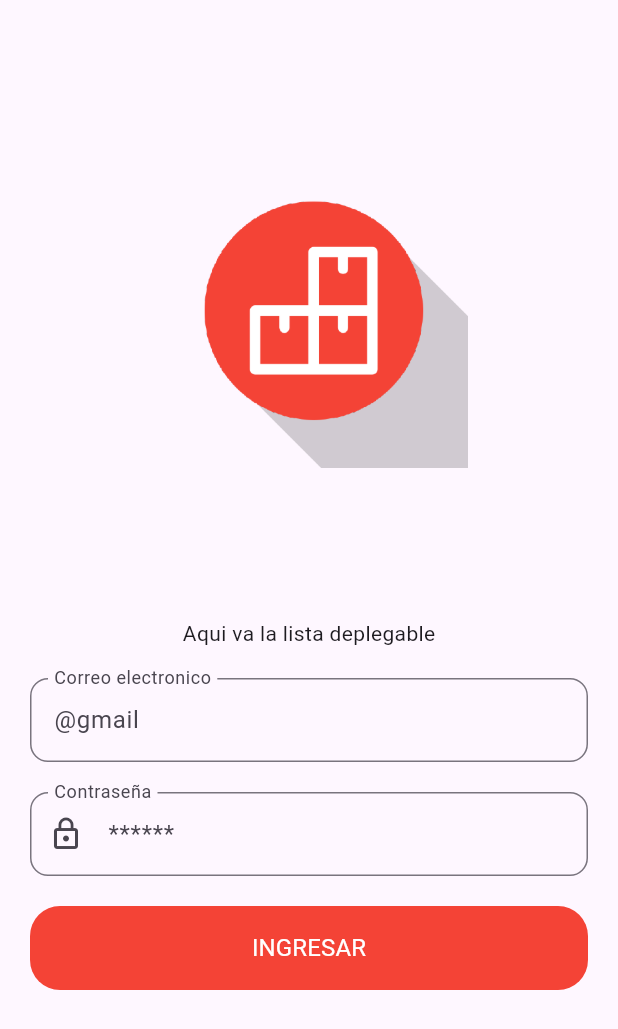
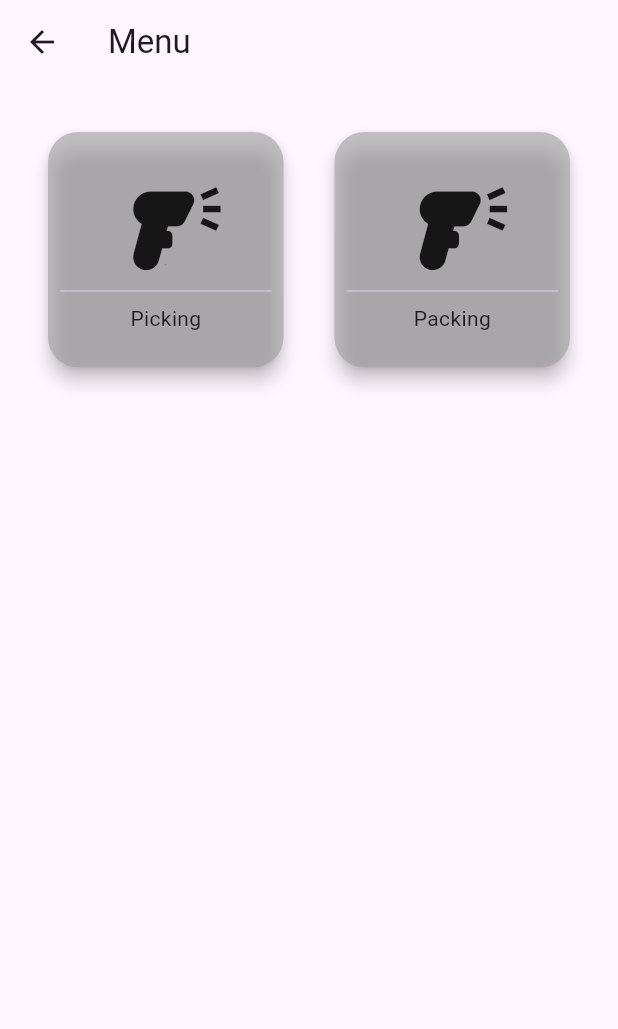
Before and after one commit to bexsebastian2299/AppInventory, a Flutter app: the LoginView screen opened by its route, after a tap on "INGRESAR", on a phone screen of 412 x 824 dp. Shown: the top 1029 px of the screen. Run offline on Flutter 3.47's test engine with Material 3 defaults, Android fonts, the phone set to English and light mode, and no system bars; our stand-ins replace bloc, dio, firebase_analytics, firebase_core, get_it, shared_preferences and 2 more; missing offline and left inert: sqflite_migration; accounts and stored records are empty.

Commit message:
implement other screens

```diff
--- a/lib/src/config/router.dart
+++ b/lib/src/config/router.dart
@@ -3,17 +3,27 @@ import 'package:bexpicking_app/src/presentation/views/global/Initial_view.dart';
 import 'package:bexpicking_app/src/presentation/views/global/login_view.dart';
 import 'package:bexpicking_app/src/presentation/views/global/splash_view.dart';
 import 'package:bexpicking_app/src/presentation/views/global/undefined_view.dart';
+import 'package:bexpicking_app/src/presentation/views/packing/index.dart';
+import 'package:bexpicking_app/src/presentation/views/picking/index.dart';
+import 'package:bexpicking_app/src/presentation/views/user/home/index.dart';
 import 'package:bexpicking_app/src/utils/constants/strings.dart';
 import 'package:flutter/material.dart';
+import 'package:path/path.dart';
 
 Route<dynamic> generateRoute(RouteSettings settings){
   switch (settings.name) {
     case splashRoute:
       return MaterialPageRoute(builder: (context) => const SplashView());
     case initialRoute :
-      return MaterialPageRoute(builder: (context) => const InitialView());
+      return MaterialPageRoute(builder: (context) => const InitialView()); //este es el primer login
     case loginRoute:
       return MaterialPageRoute(builder: (context) => const LoginView());
+    case homeRoute:
+      return MaterialPageRoute(builder: (context) => const HomeView());
+    case pickingRoute:
+      return MaterialPageRoute(builder: (context) => const PickingView());
+    case packingRoute:
+      return MaterialPageRoute(builder: (context) => const PackingView());
     default:
       return MaterialPageRoute(
         builder: (context) => UndefinedView(
--- a/lib/src/presentation/providers/login/login_provider.dart
+++ b/lib/src/presentation/providers/login/login_provider.dart
@@ -4,6 +4,10 @@
 import 'package:flutter/material.dart';
 
 import '../../../domain/repositories/api_repository.dart';
+
+
+// final LocalStorageService _storageService = locator<LocalStorageService>();
+// final NavigationService _navigationService = locator<NavigationService>();
 
 
 class LoginProvider  with ChangeNotifier {
--- a/lib/src/presentation/views/global/login_view.dart
+++ b/lib/src/presentation/views/global/login_view.dart
@@ -1,5 +1,6 @@
 import 'package:bexpicking_app/src/presentation/providers/initial/initial_provider.dart';
 import 'package:bexpicking_app/src/presentation/providers/login/login_provider.dart';
+import 'package:bexpicking_app/src/presentation/views/user/home/index.dart';
 import 'package:bexpicking_app/src/presentation/widgets/default_button.dart';
 import 'package:bexpicking_app/src/utils/constants/enums.dart';
 import 'package:flutter/material.dart';
@@ -36,7 +37,6 @@ class _LoginViewState extends State<LoginView> {
 
     final Size size = MediaQuery.of(context).size;
     var value = context.watch<LoginProvider>().dropdownValue;
-    final list = context.read<LoginProvider>().list;
 
     return WillPopScope(
       onWillPop: ()async{
@@ -48,7 +48,7 @@ class _LoginViewState extends State<LoginView> {
           child: SizedBox(
             height: size.height,
             width: size.width,
-            child: _buildBodySuccess(list, value),
+            child: _buildBodySuccess( value),
           )
         ),
       ),
@@ -56,7 +56,10 @@ class _LoginViewState extends State<LoginView> {
   }
 
 
-  Widget _buildBodySuccess(value, list){
+  Widget _buildBodySuccess(value ){
+
+    String dropdownValue = 'Database 1';
+
     return SingleChildScrollView(
       child: Column(
         mainAxisAlignment: MainAxisAlignment.spaceAround,
@@ -74,23 +77,35 @@ class _LoginViewState extends State<LoginView> {
                   left: kDefaultPadding,
                   right: kDefaultPadding,
                   bottom: kDefaultPadding),
-                child: Text('Aqui va la lista deplegable')
-
-//                 DropdownButton<String>(
-//   value: loginProvider.dropdownValue, // Use dropdownValue from the provider
-//   dropdownColor: const Color(0xFFFFDAD3),
-//   icon: const Icon(Icons.arrow_downward),
-//   elevation: 16,
-//   onChanged: (String? selectedValue) {
-//     loginProvider.setDropdownValue(selectedValue);
-//   },
-//   items: list.map<DropdownMenuItem<String>>((String value) {
-//     return DropdownMenuItem<String>(
-//       value: value,
-//       child: Text(value),
-//     );
-//   }).toList(),
-// )
+                child: DropdownButtonFormField<String>(
+                  decoration: InputDecoration(
+                    border: OutlineInputBorder(
+                      borderRadius: BorderRadius.circular(12))
+                  ),
+                  value: dropdownValue,
+                  dropdownColor: const Color(0xFFFFDAD3),
+                  icon: const Icon(Icons.menu),
+                  style: const TextStyle(color: Colors.black),
+                  onChanged: (String? newValue){
+                    setState(() {
+                      dropdownValue = newValue!;
+                    });
+                  },
+                  items: const [
+                    DropdownMenuItem<String>(
+                      value: 'Database 1',
+                      child: Text('Database 1')
+                    ),
+                    DropdownMenuItem<String>(
+                      value: 'Database 2',
+                      child: Text('Database 2')
+                    ),
+                    DropdownMenuItem<String>(
+                      value: 'Database 3',
+                      child: Text('Database 3')
+                    )
+                  ],
+                ),
               ),
 
               Padding(
@@ -179,7 +194,11 @@ class _LoginViewState extends State<LoginView> {
                       ),
                       press: () async {
                         setState(() {
-
+                          //aqui vamos a navegar a la otra ruta
+                          Navigator.push(
+                            context,
+                            MaterialPageRoute(builder: (context) => HomeView())
+                          );
                         });
                       },
                     ),
--- /dev/null
+++ b/lib/src/presentation/views/user/home/index.dart
@@ -0,0 +1,108 @@
+import 'package:bexpicking_app/src/locator.dart';
+import 'package:bexpicking_app/src/presentation/views/packing/index.dart';
+import 'package:bexpicking_app/src/presentation/views/picking/index.dart';
+import 'package:bexpicking_app/src/presentation/widgets/picking_packing_cards.dart';
+import 'package:bexpicking_app/src/services/navigation.dart';
+import 'package:bexpicking_app/src/services/storage.dart';
+import 'package:bexpicking_app/src/utils/constants/strings.dart';
+import 'package:flutter/material.dart';
+
+
+final LocalStorageService _storageService = locator<LocalStorageService>();
+// final NavigationService _navigationService = locator<NavigationService>();
+//esta es la pantalla inicial despues de loguearse completamente
+class HomeView extends StatelessWidget {
+  const HomeView({super.key});
+
+  @override
+  Widget build(BuildContext context) {
+    return  Scaffold(
+      appBar: buildAppbar(),
+      body: GridView.count(
+        primary: false,
+        padding: const EdgeInsets.all(20),
+        crossAxisSpacing: 10,
+        mainAxisSpacing: 10,
+        crossAxisCount: 2,
+        children: [
+          GestureDetector(
+            onTap: (){
+              Navigator.push(
+                context,
+                MaterialPageRoute(builder: (context) => PickingView())
+              );
+            },
+            child: Padding(
+              padding: const EdgeInsets.all(8.0),
+              child: Card(
+                elevation: 5,
+                color: Colors.grey.withOpacity(0.6),
+                shape: RoundedRectangleBorder(borderRadius: BorderRadius.circular(20)),
+                child: Padding(
+                  padding: const EdgeInsets.all(8.0),
+                  child: Column(
+                    children: [
+                      const Row(
+                        mainAxisAlignment: MainAxisAlignment.spaceBetween,
+                        children: [
+                          SizedBox(height: 20,)
+                        ],
+                      ),
+                      Container(
+                        alignment: Alignment.topLeft,
+                        padding: const EdgeInsets.only(left: 40),
+                        child: const Icon(Icons.barcode_reader, size: 70,),
+                      ),
+                      const Divider(),
+                      const Text('Picking', style: TextStyle(fontSize: 14),maxLines: 2,)
+                    ],
+                  ),
+                ),
+              ),
+            ),
+          ),
+          GestureDetector(
+            onTap: (){
+              Navigator.push(
+                context,
+                MaterialPageRoute(builder: (context) => PackingView())
+              );
+            } ,
+            child: Padding(
+              padding: const EdgeInsets.all(8.0),
+              child: Card(
+                elevation: 5,
+                color: Colors.grey.withOpacity(0.6),
+                shape: RoundedRectangleBorder(borderRadius: BorderRadius.circular(20)),
+                child: Padding(
+                  padding: const EdgeInsets.all(8.0),
+                  child: Column(
+                    children: [
+                      const Row(
+                        mainAxisAlignment: MainAxisAlignment.spaceBetween,
+                        children: [
+                          SizedBox(height: 20,)
+                        ],
+                      ),
+                      Container(
+                        alignment: Alignment.topLeft,
+                        padding: const EdgeInsets.only(left: 40),
+                        child: const Icon(Icons.barcode_reader, size: 70,),
+                      ),
+                      const Divider(),
+                      const Text('Packing', style: TextStyle(fontSize: 14),)
+                    ],
+                  ),
+                ),
+              ),
+            ),
+          )
+        ],
+      )
+    );
+  }
+
+  AppBar buildAppbar() => AppBar(
+    title: const Text('Menu'),
+  );
+}
--- a/lib/src/utils/constants/strings.dart
+++ b/lib/src/utils/constants/strings.dart
@@ -9,3 +9,6 @@ const String databaseName = 'app_database';
 const splashRoute = '/splash';
 const initialRoute = '/initial';
 const loginRoute = '/login';
+const homeRoute = '/home';
+const pickingRoute = '/picking';
+const packingRoute = '/packing';
--- a/pubspec.yaml
+++ b/pubspec.yaml
@@ -25,6 +25,7 @@ dependencies:
     sdk: flutter
   sqflite: ^2.3.2
   sqflite_migration: ^0.3.0
+  showcaseview: ^2.0.2
 
 dev_dependencies:
   flutter_test:
```
Also changed, not shown: lib/src/presentation/views/packing/index.dart (added, +20 -0 lines), lib/src/presentation/views/picking/index.dart (added, +20 -0 lines), lib/src/presentation/views/user/home/features/status.dart (added, +20 -0 lines), lib/src/presentation/widgets/picking_packing_cards.dart (added, +85 -0 lines), lib/src/presentation/views/user/home/features/sync.dart (added), pubspec.lock.
